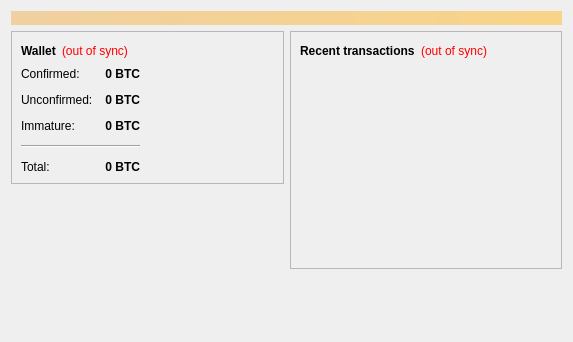
Before: the Qt Designer form src/qt/forms/overviewpage.ui in AsterraProtocol/iQcoin, drawn with Qt 5.
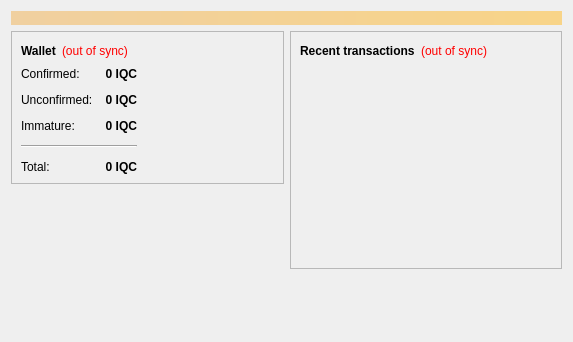
After: the same form once the commit is applied.

What changed in the file:
```diff
--- a/src/qt/forms/overviewpage.ui
+++ b/src/qt/forms/overviewpage.ui
@@ -124,7 +124,7 @@
                <string>Your current spendable balance</string>
               </property>
               <property name="text">
-               <string notr="true">0 BTC</string>
+               <string notr="true">0 IQC</string>
               </property>
               <property name="alignment">
                <set>Qt::AlignRight|Qt::AlignTrailing|Qt::AlignVCenter</set>
@@ -156,7 +156,7 @@
                <string>Total of transactions that have yet to be confirmed, and do not yet count toward the spendable balance</string>
               </property>
               <property name="text">
-               <string notr="true">0 BTC</string>
+               <string notr="true">0 IQC</string>
               </property>
               <property name="alignment">
                <set>Qt::AlignRight|Qt::AlignTrailing|Qt::AlignVCenter</set>
@@ -185,7 +185,7 @@
                <string>Mined balance that has not yet matured</string>
               </property>
               <property name="text">
-               <string notr="true">0 BTC</string>
+               <string notr="true">0 IQC</string>
               </property>
               <property name="alignment">
                <set>Qt::AlignRight|Qt::AlignTrailing|Qt::AlignVCenter</set>
@@ -217,7 +217,7 @@
                <string>Your current total balance</string>
               </property>
               <property name="text">
-               <string notr="true">0 BTC</string>
+               <string notr="true">0 IQC</string>
               </property>
               <property name="alignment">
                <set>Qt::AlignRight|Qt::AlignTrailing|Qt::AlignVCenter</set>
```
